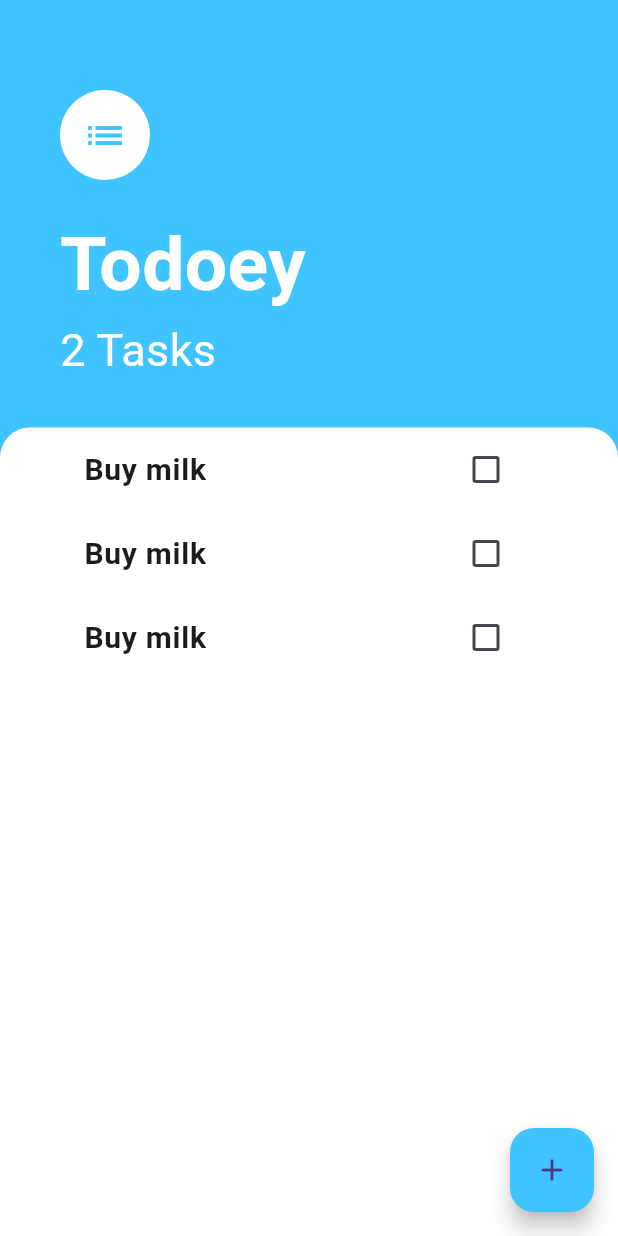
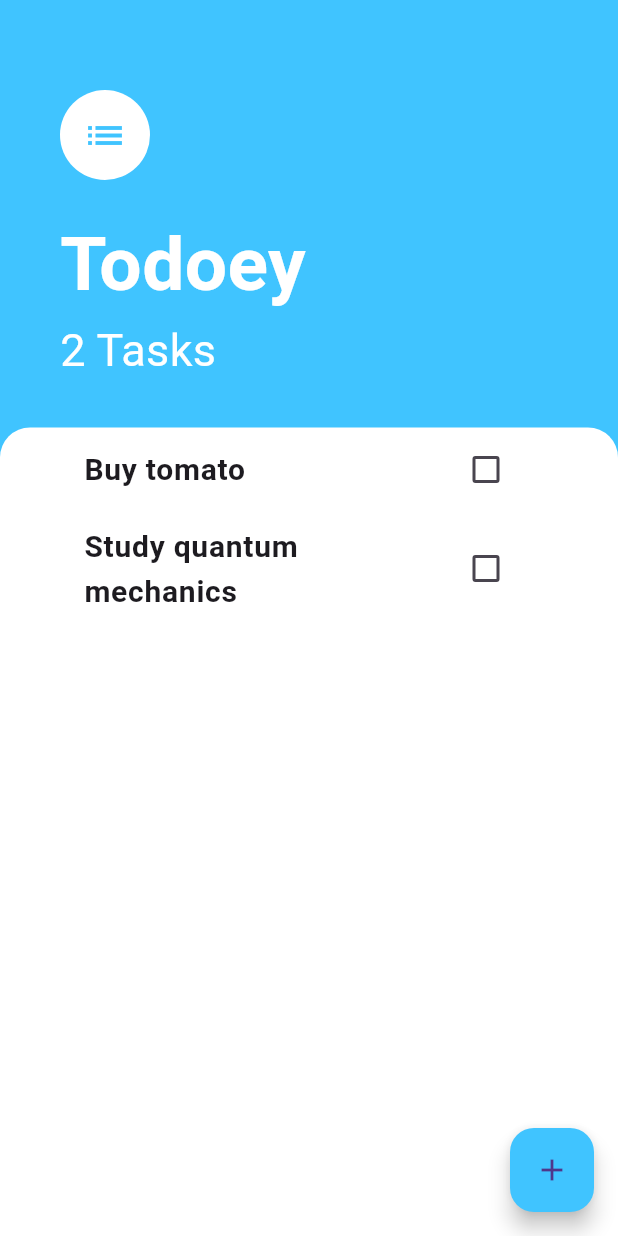
Before and after one commit to Yutarop/to_do_list_app, a Flutter app: the screen it shows after launch, on a phone screen of 412 x 824 dp. Run offline on Flutter 3.47's test engine with Material 3 defaults, Android fonts, the phone set to English and light mode, and no system bars.

Commit message:
refactor code

```diff
--- a/lib/constants.dart
+++ b/lib/constants.dart
@@ -3,4 +3,5 @@ import 'package:flutter/material.dart';
 const kToDoTextStyle = TextStyle(
   fontSize: 20,
   fontWeight: FontWeight.bold,
+  decoration: TextDecoration.lineThrough,
 );
--- a/lib/widgets/task_tile.dart
+++ b/lib/widgets/task_tile.dart
@@ -1,47 +1,29 @@
 import 'package:flutter/material.dart';
 import 'package:to_do_list_app/constants.dart';
 
-class TaskTile extends StatefulWidget {
-  @override
-  State<TaskTile> createState() => _TaskTileState();
-}
+class TaskTile extends StatelessWidget {
+  final bool isChecked;
+  final String taskTitle;
+  final void Function(bool?) checkboxCallback;
 
-class _TaskTileState extends State<TaskTile> {
-  bool isChecked = false;
-
-  void checkboxCallback(bool? checkboxState){
-    setState(() {
-      isChecked = checkboxState ?? false;
-    });
-  }
+  TaskTile({required this.isChecked, required this.taskTitle, required this.checkboxCallback});
 
   @override
   Widget build(BuildContext context) {
     return ListTile(
         title: Text(
-        'Buy milk',
+          taskTitle,
           style: TextStyle(
             fontSize: 20,
             fontWeight: FontWeight.bold,
             decoration: isChecked ? TextDecoration.lineThrough : null,
           ),
         ),
-      trailing: TaskCheckBox(checkboxSate: isChecked, toggleCheckboxState: checkboxCallback,),
+        trailing: Checkbox(
+          activeColor: Colors.lightBlueAccent,
+          value: isChecked,
+          onChanged: checkboxCallback,
+        )
     );
   }
 }
-
-class TaskCheckBox extends StatelessWidget {
-  final bool checkboxSate;
-  final void Function(bool?) toggleCheckboxState;
-  TaskCheckBox({required this.checkboxSate, required this.toggleCheckboxState});
-
-  @override
-  Widget build(BuildContext context) {
-    return Checkbox(
-      activeColor: Colors.lightBlueAccent,
-      value: checkboxSate,
-      onChanged: toggleCheckboxState,
-    );
-  }
-}
--- a/lib/widgets/tasks_list.dart
+++ b/lib/widgets/tasks_list.dart
@@ -1,18 +1,30 @@
 import 'package:flutter/material.dart';
 import 'package:to_do_list_app/widgets/task_tile.dart';
+import 'package:to_do_list_app/models/task.dart';
 
-class TasksList extends StatelessWidget {
-  const TasksList({super.key});
+class TasksList extends StatefulWidget {
+  List<Task> tasks;
+  TasksList({required this.tasks});
 
+  @override
+  State<TasksList> createState() => _TasksListState();
+}
+
+class _TasksListState extends State<TasksList> {
 
   @override
   Widget build(BuildContext context) {
-    return ListView(
-      children: [
-        TaskTile(),
-        TaskTile(),
-        TaskTile(),
-      ],
+    return ListView.builder(
+      itemBuilder: (context, index) {
+        return TaskTile(
+          isChecked: widget.tasks[index].isDone,
+          taskTitle: widget.tasks[index].name,
+          checkboxCallback: (checkboxState) {setState(() {
+            widget.tasks[index].toggleDone();
+          });},
+        );
+      },
+      itemCount: widget.tasks.length,
     );
   }
 }
```
Lines whose indentation alone changed are shown as unchanged.
